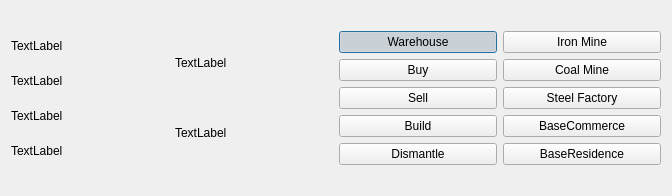
Qt form BuildingDetailDialog.ui (lgasyou/SimpleSimulator) before a commit.
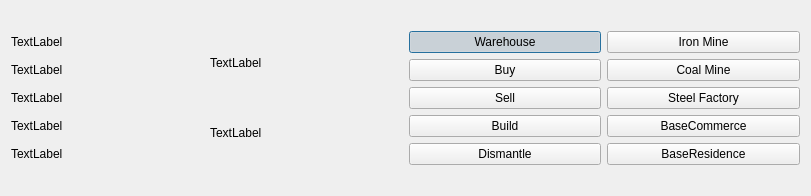
The same form after that commit. Custom widgets are drawn as their Qt base class.

Commit message: Add class Vector2D. Perfect class MapManager. Perfect Transportions modules. Add class BaseAgriculture.

What changed in the file:
```diff
--- a/BuildingDetailDialog.ui
+++ b/BuildingDetailDialog.ui
@@ -6,7 +6,7 @@
    <rect>
     <x>0</x>
     <y>0</y>
-    <width>672</width>
+    <width>811</width>
     <height>196</height>
    </rect>
   </property>
@@ -62,6 +62,13 @@
        </property>
       </widget>
      </item>
+     <item>
+      <widget class="QLabel" name="label_Position">
+       <property name="text">
+        <string>TextLabel</string>
+       </property>
+      </widget>
+     </item>
     </layout>
    </item>
    <item row="1" column="4">
```
The commit also changes 24 other files.
